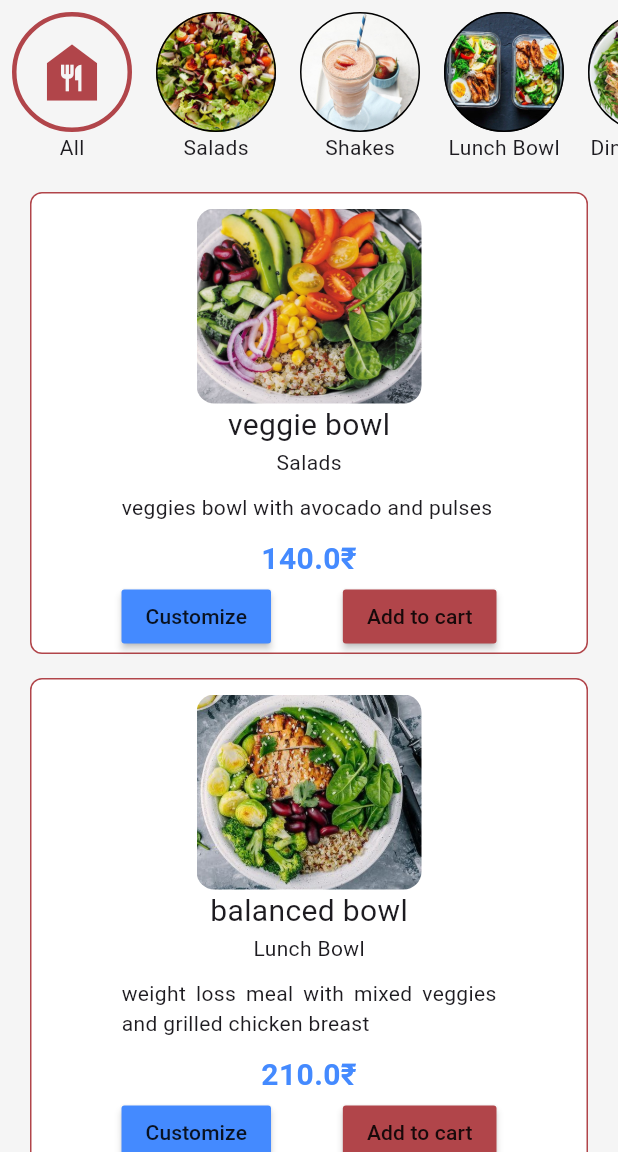
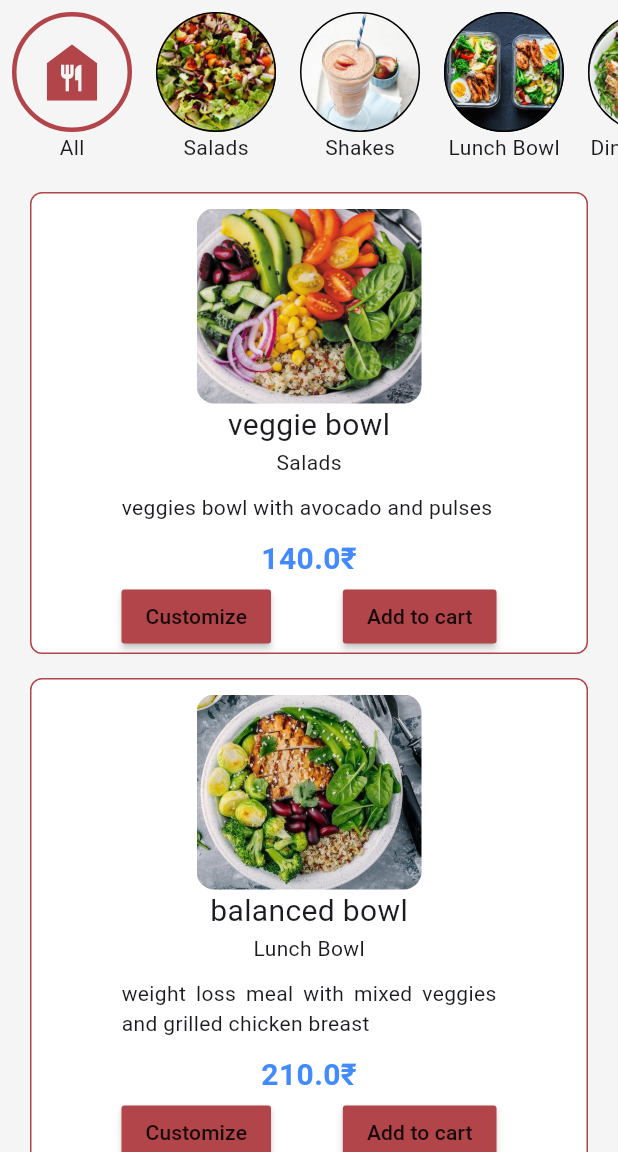
Before and after one commit to Janaki200/myapp, a Flutter app: the screen it shows once a user with an empty profile is signed in, on a phone screen of 412 x 824 dp, the part 84-1236 px from its top. Run offline on Flutter 3.47's test engine with Material 3 defaults, Android fonts, the phone set to English and light mode, and no system bars; our stand-ins replace cloud_firestore, email_validator, firebase_auth, firebase_core, fluttertoast, google_fonts and 1 more; accounts and stored records are empty; Roboto replaces fonts that are missing (Satisfy).

```diff
--- a/lib/data/constants/food_model.dart
+++ b/lib/data/constants/food_model.dart
@@ -1,12 +1,11 @@
 class FoodModel {
   static const List suggestions = [
-     {"id": 0, "name": "All", "image": ""},
+    {"id": 0, "name": "All", "image": ""},
     {"id": 1, "name": "Salads", "image": "assets/items/veg salad.jpg"},
     {"id": 2, "name": "Shakes", "image": "assets/items/strawberry shake.jpg"},
     {
       "id": 3,
       "name": "Lunch Bowl",
-// Suggested code may be subject to a license. Learn more: ~LicenseLog:1741184031.
       "image": "assets/items/deit lunch pack.jpg"
     },
     {
@@ -27,10 +26,8 @@ class FoodModel {
       "category": "Salads",
       "image": "assets/items/veggie bowl.jpg",
       //When the cusomization is not available
-      "isCustomizable":false,
-      "customValues":[
-
-      ]
+      "isCustomizable": false,
+      "customValues": []
     },
     {
       "id": 2,
@@ -40,7 +37,13 @@ class FoodModel {
       "recipe": " grilled chicken breast ,broccoli,sprouted cereals,cabbages",
       "price": 210.00,
       "category": "Lunch Bowl",
-      "image": "assets/items/Balanced bowl.jpg"
+      "image": "assets/items/Balanced bowl.jpg",
+      "isCustomisable": true,
+      "customValues": [
+        {"name": "Chicken", "price": 50.00},
+        {"name": "Broccoli", "price": 25.00},
+        {"name": "Cabbages", "price": 15.00}
+      ]
     },
     {
       "id": 3,
@@ -49,7 +52,12 @@ class FoodModel {
       "recipe": "Blueberry,honey,milk",
       "price": 180.00,
       "category": "Shakes",
-      "image": "assets/items/blueberry shake.jpg"
+      "image": "assets/items/blueberry shake.jpg",
+      "isCustomizable": true,
+      "customValues": [
+        {"name": "Blueberry", "price": 50.00},
+        {"name": "Honey", "price": 25.00}
+      ]
     },
     {
       "id": 4,
@@ -58,7 +66,13 @@ class FoodModel {
       "recipe": "toated broccoli ,carrots,tomatoes,onion,lemon dressing",
       "price": 140.00,
       "category": "Salads",
-      "image": "assets/items/broccoli salad.jpg"
+      "image": "assets/items/broccoli salad.jpg",
+      "isCustomizable": true,
+      "customValues": [
+        {"name": "Broccoli", "price": 50.00},
+        {"name": "Carrots", "price": 25.00},
+        {"name": "Tomatoes", "price": 15.00}
+      ]
     },
     {
       "id": 5,
@@ -69,16 +83,10 @@ class FoodModel {
       "category": "Lunch Bowl",
       "image": "assets/items/chicken breast platter.jpg",
       //When the cusomization is  available
-       "isCustomizable":true,
-      "customValues":[
-          {
-            "name":"Chicken",
-            "price":50.00
-          },
-          {
-           "name":"Brocoli",
-           "price":25.00
-          }
+      "isCustomizable": true,
+      "customValues": [
+        {"name": "Chicken", "price": 50.00},
+        {"name": "Brocoli", "price": 25.00}
       ]
     },
     {
@@ -88,7 +96,13 @@ class FoodModel {
       "recipe": "lettuce,cucumber,cherry tomatoes with mayo dressing",
       "price": 140.00,
       "category": "Salads",
-      "image": "assets/items/veg salad.jpg"
+      "image": "assets/items/veg salad.jpg",
+      "isCustomizable": true,
+      "customValues": [
+        {"name": "Lettuce", "price": 40.00},
+        {"name": "Cucumber", "price": 20.00},
+        {"name": "Tomatoes", "price": 15.00}
+      ]
     },
     {
       "id": 8,
@@ -97,7 +111,12 @@ class FoodModel {
       "recipe": "cucumber,tomatoes,lettuce,pineapple,mayo,shredded cheese",
       "price": 160.00,
       "category": "Salads",
-      "image": "assets/items/veg salad with shredded cheese.jpg"
+      "image": "assets/items/veg salad with shredded cheese.jpg",
+      "isCustomizable": true,
+      "customValues": [
+        {"name": "Lettuce", "price": 40.00},
+        {"name": "cheese", "price": 30.00},
+      ]
     },
     {
       "id": 9,
@@ -107,7 +126,13 @@ class FoodModel {
       "recipe": "masala grilled chicken,salad,boiled egg",
       "price": 230.00,
       "category": "Lunch Bowl",
-      "image": "assets/items/deit lunch pack.jpg"
+      "image": "assets/items/deit lunch pack.jpg",
+      "isCustomizable": true,
+      "customValues": [
+        {"name": "Chicken", "price": 50.00},
+        {"name": "Salad", "price": 60.00},
+        {"name": "Egg", "price": 15.00}
+      ]
     },
     {
       "id": 10,
@@ -116,7 +141,12 @@ class FoodModel {
       "recipe": "Oat milk,peanut,mint",
       "price": 180.00,
       "category": "Shakes",
-      "image": "assets/items/deit shake.jpg"
+      "image": "assets/items/deit shake.jpg",
+      "isCustomizable": true,
+      "customValues": [
+        {"name": "mint", "price": 10.00},
+        {"name": "Peanut", "price": 20.00},
+      ]
     },
     {
       "id": 11,
@@ -125,8 +155,13 @@ class FoodModel {
       "recipe": "Avocado,mint,Grape fruit",
       "price": 160.00,
       "category": "Shakes",
-// Suggested code may be subject to a license. Learn more: ~LicenseLog:2710103428.
-      "image": "assets/items/grapefruit avocado shake.jpg"
+      "image": "assets/items/grapefruit avocado shake.jpg",
+      "isCustomizable": true,
+      "customValues": [
+        {"name": "Avocado", "price": 20.00},
+        {"name": "Grapefruit", "price": 20.00},
+        {"name": "mint", "price": 10.00}
+      ]
     },
     {
       "id": 12,
@@ -136,9 +171,13 @@ class FoodModel {
       "recipe": "zuchini,boiled chicken breast,rice,cookrd cereals",
       "price": 250.00,
       "category": "Dinner Bowl",
-// Suggested code may be subject to a license. Learn more: ~LicenseLog:1727610349.
-// Suggested code may be subject to a license. Learn more: ~LicenseLog:303632296.
-      "image": "assets/items/mixed veggies chicken bowl.jpg"
+      "image": "assets/items/mixed veggies chicken bowl.jpg",
+      "isCustomizable": true,
+      "customValues": [
+        {"name": "Zuchini", "price": 20.00},
+        {"name": "Chicken", "price": 50.00},
+        {"name": "Rice", "price": 35.00},
+      ]
     },
     {
       "id": 13,
@@ -146,9 +185,13 @@ class FoodModel {
       "description": "Sugarfree Strawberry shake",
       "recipe": "strawberry,honey,milk",
       "price": 90.00,
-// Suggested code may be subject to a license. Learn more: ~LicenseLog:1963400077.
       "category": "Shakes",
-      "image": "assets/items/strawberry shake.jpg"
+      "image": "assets/items/strawberry shake.jpg",
+      "isCustomizable": true,
+      "customValues": [
+        {"name": "Strawberry", "price": 40.00},
+        {"name": "Honey", "price": 20.00}
+      ]
     },
     {
       "id": 14,
@@ -156,21 +199,30 @@ class FoodModel {
       "description": "Sugarfree high in vitamin chia Strawberry shake",
       "recipe": "strawberry,honey,milk,soaked chia seed",
       "price": 110.00,
-// Suggested code may be subject to a license. Learn more: ~LicenseLog:869329952.
       "category": "Shakes",
-// Suggested code may be subject to a license. Learn more: ~LicenseLog:1453921379.
-      "image": "assets/items/strawberry chia shake.jpg"
+      "image": "assets/items/strawberry chia shake.jpg",
+      "isCustomizable": true,
+      "customValues": [
+        {"name": "Strawberry", "price": 40.00},
+        {"name": "Honey", "price": 20.00},
+        {"name": "Chia seed", "price": 10.00}
+      ]
     },
     {
       "id": 15,
       "name": "Deit dinner pack",
-
       "description": "griiled chicken with chana pulse and salad",
       "recipe":
           "boneless Chicken,chana pulses,brocclli,cherry tomatoes,cucumber",
       "category": "Dinner Bowl",
       "price": 90.00,
-      "image": "assets/items/deit dinner pack with chicken.jpg"
+      "image": "assets/items/deit dinner pack with chicken.jpg",
+      "isCustomizable": true,
+      "customValues": [
+        {"name": "Chicken", "price": 50.00},
+        {"name": "Brocoli", "price": 25.00},
+        {"name": "Salad", "price": 60.00}
+      ]
     },
     {
       "id": 16,
@@ -178,10 +230,13 @@ class FoodModel {
       "description": "Masala grilled Chicken ",
       "recipe": "2 grilled Chicken Breast with Spinach ",
       "price": 190.00,
-
       "category": "Dinner Bowl",
-
-      "image": "assets/items/grilled chicken breast.jpg"
+      "image": "assets/items/grilled chicken breast.jpg",
+      "isCustomizable": true,
+      "customValues": [
+        {"name": "Chicken", "price": 50.00},
+        {"name": "Spinach", "price": 25.00}
+      ]
     },
     {
       "id": 17,
@@ -189,10 +244,13 @@ class FoodModel {
       "description": "Grilled chicken with pulses and asperatus",
       "recipe": "2-3 grilled chicken Breast,asperatus,chana pulses",
       "price": 260.00,
-
       "category": "Lunch Bowl",
-
-      "image": "assets/items/heavy lunch meal.jpg"
+      "image": "assets/items/heavy lunch meal.jpg",
+      "isCustomizable": true,
+      "customValues": [
+        {"name": "Chicken", "price": 50.00},
+        {"name": "Asparagus", "price": 25.00},
+      ]
     },
   ];
 }
--- a/lib/squarew.dart
+++ b/lib/squarew.dart
@@ -19,8 +19,8 @@ class MySquare extends StatefulWidget {
 }
 
 class _MySquareState extends State<MySquare> {
-   String price= "";
-   bool isExpanded =false;
+  String price = "";
+  bool isExpanded = false;
   @override
   void initState() {
     // TODO: implement initState
@@ -28,60 +28,78 @@ class _MySquareState extends State<MySquare> {
     super.initState();
   }
 
-  void init(){
-    price=widget.price;
+  void init() {
+    price = widget.price;
   }
+
   @override
   Widget build(BuildContext context) {
     return Padding(
       padding: const EdgeInsets.symmetric(vertical: 8.0, horizontal: 20),
       child: Container(
-
-
           decoration: BoxDecoration(
               color: Colors.white,
               borderRadius: BorderRadius.circular(8),
               border: Border.all(color: AppColors.primaryColor)),
           alignment: Alignment.center,
-
-
           child: SizedBox(
             width: 250,
-            child: Column(mainAxisAlignment: MainAxisAlignment.center, children: [
-              const SizedBox(height: 10,),
+            child:
+                Column(mainAxisAlignment: MainAxisAlignment.center, children: [
+              const SizedBox(
+                height: 10,
+              ),
               Container(
                 height: 130,
                 width: 150,
-
                 decoration: BoxDecoration(
                     borderRadius: BorderRadius.circular(12),
                     image: DecorationImage(
                         image: AssetImage(widget.image), fit: BoxFit.cover),
                     color: Colors.white),
               ),
-              Text(widget.name,style:const TextStyle(fontSize: 20,),),
+              Text(
+                widget.name,
+                style: const TextStyle(
+                  fontSize: 20,
+                ),
+              ),
               Text(widget.category),
-                const SizedBox(height: 10,),
-              Text(widget.description,textAlign: TextAlign.justify,),
-              const SizedBox(height: 10,),
-              Text(widget.price+"₹",style: const TextStyle(fontSize: 20,color: Colors.blueAccent,fontWeight: FontWeight.w600),),
+              const SizedBox(
+                height: 10,
+              ),
+              Text(
+                widget.description,
+                textAlign: TextAlign.justify,
+              ),
+              const SizedBox(
+                height: 10,
+              ),
+              Text(
+                widget.price + "₹",
+                style: const TextStyle(
+                    fontSize: 20,
+                    color: Colors.blueAccent,
+                    fontWeight: FontWeight.w600),
+              ),
               Row(
                 mainAxisAlignment: MainAxisAlignment.spaceBetween,
                 children: [
-                MaterialButton(onPressed: () {
-
-                },color: Colors.blueAccent,child: const Text("Customize"),),
-                MaterialButton(onPressed: () {
-
-                },color:AppColors.primaryColor,child: const Text("Add to cart"),),
-
+                  MaterialButton(
+                    onPressed: () {},
+                    color: AppColors.primaryColor,
+                    child: const Text("Customize"),
+                  ),
+                  MaterialButton(
+                    onPressed: () {},
+                    color: AppColors.primaryColor,
+                    child: const Text("Add to cart"),
+                  ),
                 ],
               ),
-             if(isExpanded)
+              if (isExpanded)
                 Column(
-              children: [
-
-              ],
+                  children: [],
                 )
             ]),
           )),
```
Lines whose indentation alone changed are shown as unchanged.
